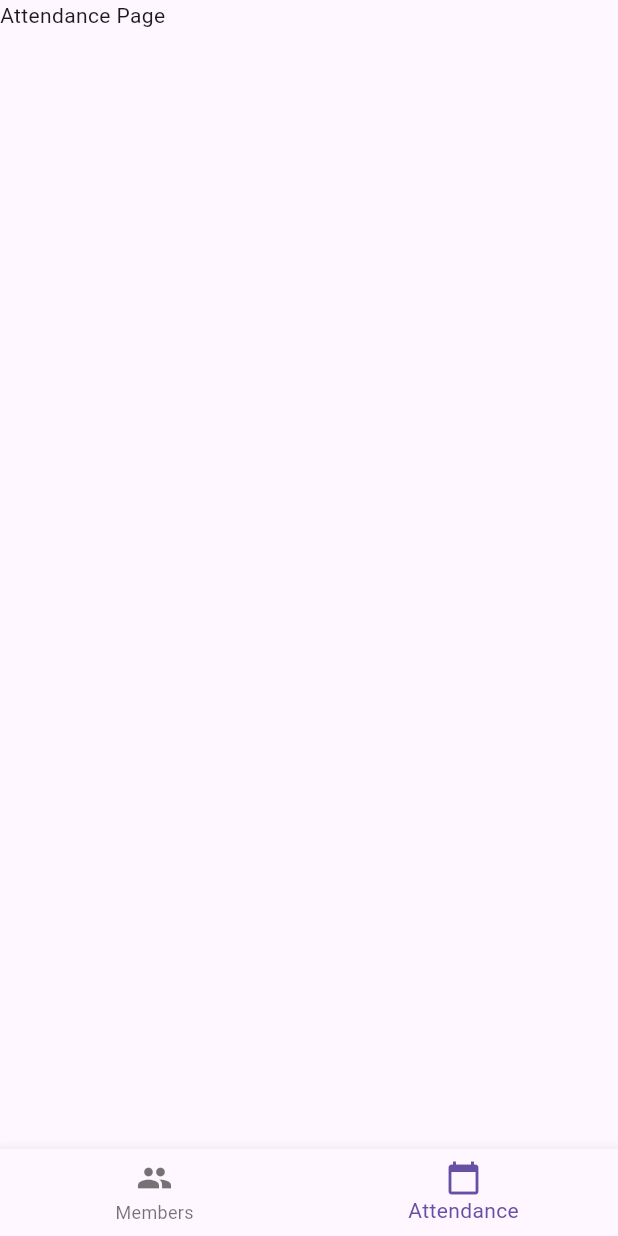
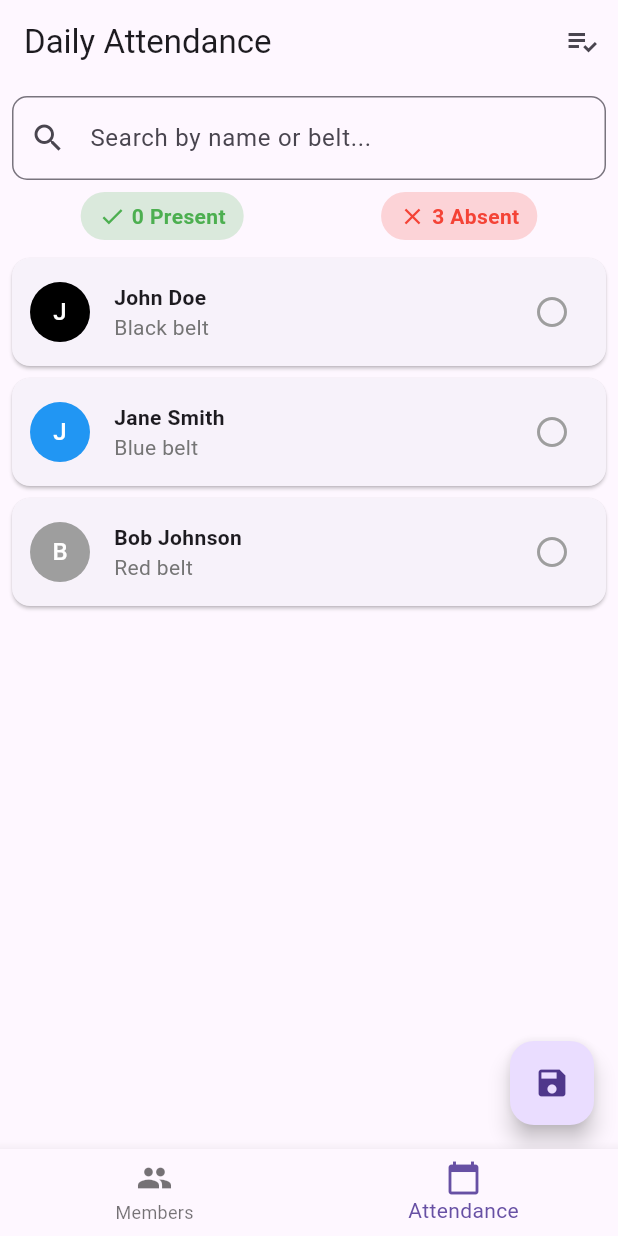
Before and after one commit to lazarrr/karateApp, a Flutter app: the screen it shows after launch, item 2 of the bottom bar chosen, on a phone screen of 412 x 824 dp. Run offline on Flutter 3.47's test engine with Material 3 defaults, Android fonts, the phone set to English and light mode, and no system bars; our stand-ins replace flutter_bloc.

Commit message:
attandance page

```diff
--- a/lib/src/core/main_navigation.dart
+++ b/lib/src/core/main_navigation.dart
@@ -1,5 +1,7 @@
 import 'package:flutter/material.dart';
+import 'package:karate_club_app/src/features/attendance/attendance_page.dart';
 import 'package:karate_club_app/src/features/members/members_page.dart';
+import 'package:karate_club_app/src/models/member.dart';
 
 class MainNavigation extends StatefulWidget {
   const MainNavigation({Key? key}) : super(key: key);
@@ -12,7 +14,29 @@ class _MainNavigationState extends State<MainNavigation> {
   int _currentIndex = 0;
   final List<Widget> _pages = [
     MembersPage(),
-    const Text('Attendance Page'),
+    AttendancePage(
+      members: [
+        Member(
+          id: 1,
+          name: 'John Doe',
+          beltColor: 'Black',
+          age: 25,
+          joinDate: DateTime.now(),
+        ),
+        Member(
+            id: 2,
+            name: 'Jane Smith',
+            beltColor: 'Blue',
+            age: 22,
+            joinDate: DateTime.now()),
+        Member(
+            id: 3,
+            name: 'Bob Johnson',
+            beltColor: 'Red',
+            age: 30,
+            joinDate: DateTime.now()),
+      ],
+    ),
     // AttendancePage(),
   ];
 
--- /dev/null
+++ b/lib/src/features/attendance/attendance_page.dart
@@ -0,0 +1,313 @@
+import 'package:flutter/material.dart';
+import 'package:karate_club_app/src/models/member.dart';
+
+class AttendancePage extends StatefulWidget {
+  final List<Member> members;
+
+  const AttendancePage({Key? key, required this.members}) : super(key: key);
+
+  @override
+  _AttendancePageState createState() => _AttendancePageState();
+}
+
+class _AttendancePageState extends State<AttendancePage> {
+  List<Member> _filteredMembers = [];
+  String _searchQuery = '';
+  bool _selectMode = false;
+  final List<int> _selectedIds = [];
+
+  @override
+  void initState() {
+    super.initState();
+    _filteredMembers = widget.members;
+  }
+
+  void _filterMembers(String query) {
+    setState(() {
+      _searchQuery = query;
+      _filteredMembers = widget.members
+          .where((member) =>
+              member.name.toLowerCase().contains(query.toLowerCase()) ||
+              member.beltColor.toLowerCase().contains(query.toLowerCase()))
+          .toList();
+    });
+  }
+
+  void _toggleAttendance(Member member) {
+    setState(() {
+      final index = _filteredMembers.indexWhere((m) => m.id == member.id);
+      if (index != -1) {
+        // _filteredMembers[index] = member.copyWith(
+        //   lastAttendance: DateTime.now(),
+        //   isPresentToday: !(member.isPresentToday ?? false),
+        // );
+      }
+    });
+  }
+
+  void _toggleSelectMode() {
+    setState(() {
+      _selectMode = !_selectMode;
+      if (!_selectMode) _selectedIds.clear();
+    });
+  }
+
+  void _toggleSelection(int memberId) {
+    setState(() {
+      if (_selectedIds.contains(memberId)) {
+        _selectedIds.remove(memberId);
+      } else {
+        _selectedIds.add(memberId);
+      }
+    });
+  }
+
+  void _markSelectedAsPresent(bool present) {
+    setState(() {
+      _filteredMembers = _filteredMembers.map((member) {
+        if (_selectedIds.contains(member.id)) {
+          return member.copyWith(
+              // lastAttendance: DateTime.now(),
+              // isPresentToday: present,
+              );
+        }
+        return member;
+      }).toList();
+      _selectMode = false;
+      _selectedIds.clear();
+    });
+  }
+
+  @override
+  Widget build(BuildContext context) {
+    final presentCount =
+        _filteredMembers.where((m) => m.isPresentToday ?? false).length;
+    final absentCount = _filteredMembers.length - presentCount;
+
+    return Scaffold(
+      appBar: AppBar(
+        title: const Text('Daily Attendance'),
+        actions: [
+          IconButton(
+            icon: Icon(_selectMode ? Icons.done : Icons.playlist_add_check),
+            onPressed: _toggleSelectMode,
+            tooltip: _selectMode ? 'Finish Selection' : 'Select Multiple',
+          ),
+          if (_selectMode && _selectedIds.isNotEmpty)
+            IconButton(
+              icon: const Icon(Icons.check_circle),
+              onPressed: () => _markSelectedAsPresent(true),
+              tooltip: 'Mark Selected as Present',
+            ),
+          if (_selectMode && _selectedIds.isNotEmpty)
+            IconButton(
+              icon: const Icon(Icons.cancel),
+              onPressed: () => _markSelectedAsPresent(false),
+              tooltip: 'Mark Selected as Absent',
+            ),
+        ],
+      ),
+      body: Column(
+        children: [
+          // Search & Stats Bar
+          Padding(
+            padding: const EdgeInsets.all(8.0),
+            child: Column(
+              children: [
+                TextField(
+                  decoration: InputDecoration(
+                    hintText: 'Search by name or belt...',
+                    prefixIcon: const Icon(Icons.search),
+                    border: OutlineInputBorder(
+                      borderRadius: BorderRadius.circular(10),
+                    ),
+                  ),
+                  onChanged: _filterMembers,
+                ),
+                const SizedBox(height: 8),
+                Row(
+                  mainAxisAlignment: MainAxisAlignment.spaceAround,
+                  children: [
+                    _StatBadge(
+                      color: Colors.green,
+                      icon: Icons.check,
+                      count: presentCount,
+                      label: 'Present',
+                    ),
+                    _StatBadge(
+                      color: Colors.red,
+                      icon: Icons.close,
+                      count: absentCount,
+                      label: 'Absent',
+                    ),
+                  ],
+                ),
+              ],
+            ),
+          ),
+
+          // Attendance List
+          Expanded(
+            child: ListView.builder(
+              itemCount: _filteredMembers.length,
+              itemBuilder: (context, index) {
+                final member = _filteredMembers[index];
+                return _AttendanceCard(
+                  member: member,
+                  isSelected: _selectedIds.contains(member.id),
+                  selectMode: _selectMode,
+                  onToggleSelect: () => _toggleSelection(member.id),
+                  onToggleAttendance: () => _toggleAttendance(member),
+                );
+              },
+            ),
+          ),
+        ],
+      ),
+      floatingActionButton: FloatingActionButton(
+        onPressed: () {
+          // TODO: Save to DB
+          ScaffoldMessenger.of(context).showSnackBar(
+            const SnackBar(content: Text('Attendance saved!')),
+          );
+        },
+        child: const Icon(Icons.save),
+        tooltip: 'Save Attendance',
+      ),
+    );
+  }
+}
+
+// --- Custom Widgets ---
+
+class _AttendanceCard extends StatelessWidget {
+  final Member member;
+  final bool selectMode;
+  final bool isSelected;
+  final VoidCallback onToggleSelect;
+  final VoidCallback onToggleAttendance;
+
+  const _AttendanceCard({
+    required this.member,
+    required this.selectMode,
+    required this.isSelected,
+    required this.onToggleSelect,
+    required this.onToggleAttendance,
+  });
+
+  @override
+  Widget build(BuildContext context) {
+    return Card(
+      margin: const EdgeInsets.symmetric(horizontal: 8, vertical: 4),
+      color: isSelected ? Colors.blue[50] : null,
+      child: InkWell(
+        onTap: selectMode ? onToggleSelect : onToggleAttendance,
+        onLongPress: onToggleSelect,
+        child: Padding(
+          padding: const EdgeInsets.all(12),
+          child: Row(
+            children: [
+              if (selectMode)
+                Checkbox(
+                  value: isSelected,
+                  onChanged: (_) => onToggleSelect(),
+                ),
+              CircleAvatar(
+                backgroundColor: _getBeltColor(member.beltColor),
+                child: Text(
+                  member.name[0],
+                  style: const TextStyle(color: Colors.white),
+                ),
+              ),
+              const SizedBox(width: 16),
+              Expanded(
+                child: Column(
+                  crossAxisAlignment: CrossAxisAlignment.start,
+                  children: [
+                    Text(
+                      member.name,
+                      style: const TextStyle(fontWeight: FontWeight.bold),
+                    ),
+                    Text(
+                      '${member.beltColor} belt',
+                      style: TextStyle(color: Colors.grey[600]),
+                    ),
+                  ],
+                ),
+              ),
+              IconButton(
+                icon: Icon(
+                  member.isPresentToday ?? false
+                      ? Icons.check_circle
+                      : Icons.radio_button_unchecked,
+                  color: member.isPresentToday ?? false
+                      ? Colors.green
+                      : Colors.grey,
+                ),
+                onPressed: selectMode ? null : onToggleAttendance,
+                tooltip: member.isPresentToday ?? false
+                    ? 'Mark as Absent'
+                    : 'Mark as Present',
+              ),
+            ],
+          ),
+        ),
+      ),
+    );
+  }
+}
+
+class _StatBadge extends StatelessWidget {
+  final Color color;
+  final IconData icon;
+  final int count;
+  final String label;
+
+  const _StatBadge({
+    required this.color,
+    required this.icon,
+    required this.count,
+    required this.label,
+  });
+
+  @override
+  Widget build(BuildContext context) {
+    return Container(
+      padding: const EdgeInsets.symmetric(horizontal: 12, vertical: 6),
+      decoration: BoxDecoration(
+        color: color.withOpacity(0.2),
+        borderRadius: BorderRadius.circular(20),
+      ),
+      child: Row(
+        mainAxisSize: MainAxisSize.min,
+        children: [
+          Icon(icon, color: color, size: 18),
+          const SizedBox(width: 4),
+          Text(
+            '$count $label',
+            style: TextStyle(color: color, fontWeight: FontWeight.bold),
+          ),
+        ],
+      ),
+    );
+  }
+}
+
+Color _getBeltColor(String beltColor) {
+  switch (beltColor.toLowerCase()) {
+    case 'black':
+      return Colors.black;
+    case 'brown':
+      return Colors.brown;
+    case 'blue':
+      return Colors.blue;
+    case 'green':
+      return Colors.green;
+    case 'orange':
+      return Colors.orange;
+    case 'yellow':
+      return Colors.yellow;
+    default:
+      return Colors.grey;
+  }
+}
--- a/lib/src/features/members/members_bloc_event.dart
+++ b/lib/src/features/members/members_bloc_event.dart
@@ -15,6 +15,6 @@ class UpdateMember extends MembersEvent {
 }
 
 class DeleteMember extends MembersEvent {
-  final String memberId;
+  final int memberId;
   DeleteMember(this.memberId);
 }
--- a/lib/src/features/members/members_page.dart
+++ b/lib/src/features/members/members_page.dart
@@ -79,7 +79,7 @@ class MembersPage extends StatelessWidget {
           TextButton(
             onPressed: () {
               final newMember = Member(
-                id: DateTime.now().millisecondsSinceEpoch.toString(),
+                id: DateTime.now().millisecondsSinceEpoch,
                 name: nameController.text,
                 beltColor: beltController.text,
                 age: int.tryParse(ageController.text) ?? 0,
--- a/lib/src/features/members/members_repository.dart
+++ b/lib/src/features/members/members_repository.dart
@@ -3,21 +3,21 @@ import 'package:karate_club_app/src/models/member.dart';
 class MembersRepository {
   final List<Member> _mockMembers = [
     Member(
-      id: '1',
+      id: 1,
       name: 'John Doe',
       beltColor: 'Black',
       age: 25,
       joinDate: DateTime(2022, 1, 15),
     ),
     Member(
-      id: '2',
+      id: 2,
       name: 'Jane Smith',
       beltColor: 'Brown',
       age: 18,
       joinDate: DateTime(2023, 3, 10),
     ),
     Member(
-      id: '3',
+      id: 3,
       name: 'Mike Johnson',
       beltColor: 'Blue',
       age: 30,
@@ -55,7 +55,7 @@ class MembersRepository {
     }
   }
 
-  Future<void> deleteMember(String memberId) async {
+  Future<void> deleteMember(int memberId) async {
     await Future.delayed(const Duration(milliseconds: 300));
     _mockMembers.removeWhere((member) => member.id == memberId);
   }
--- a/lib/src/models/member.dart
+++ b/lib/src/models/member.dart
@@ -1,5 +1,5 @@
 class Member {
-  final String id;
+  final int id;
   final String name;
   final String beltColor;
   final int age;
@@ -13,8 +13,10 @@ class Member {
     required this.joinDate,
   });
 
+  get isPresentToday => null;
+
   Member copyWith({
-    String? id,
+    int? id,
     String? name,
     String? beltColor,
     int? age,
```
